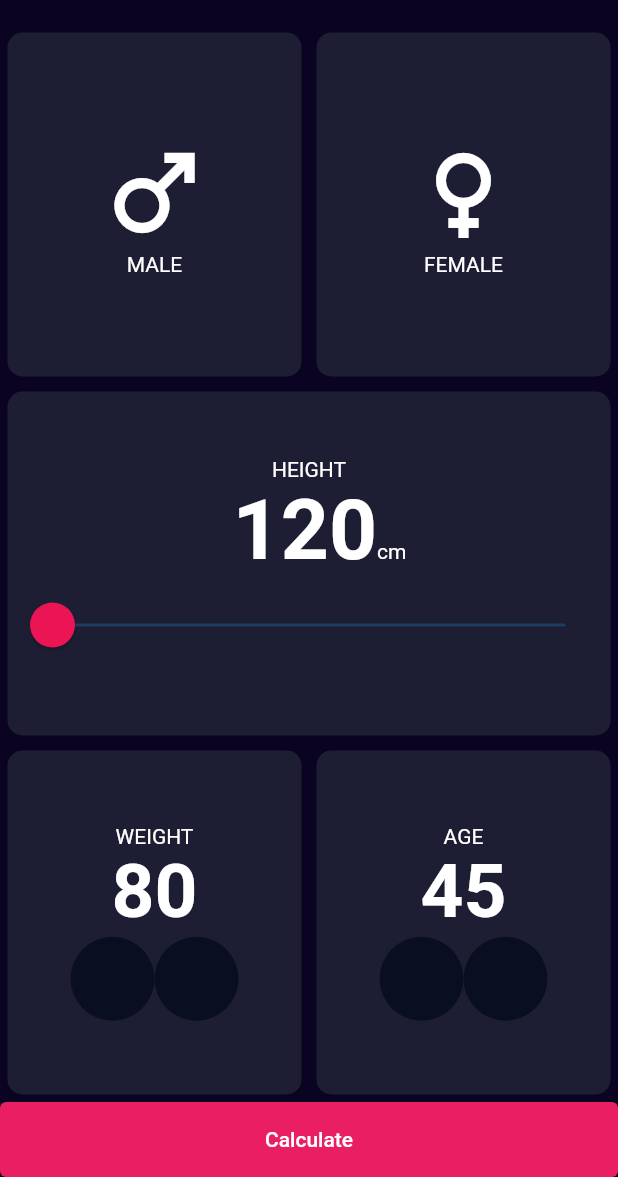
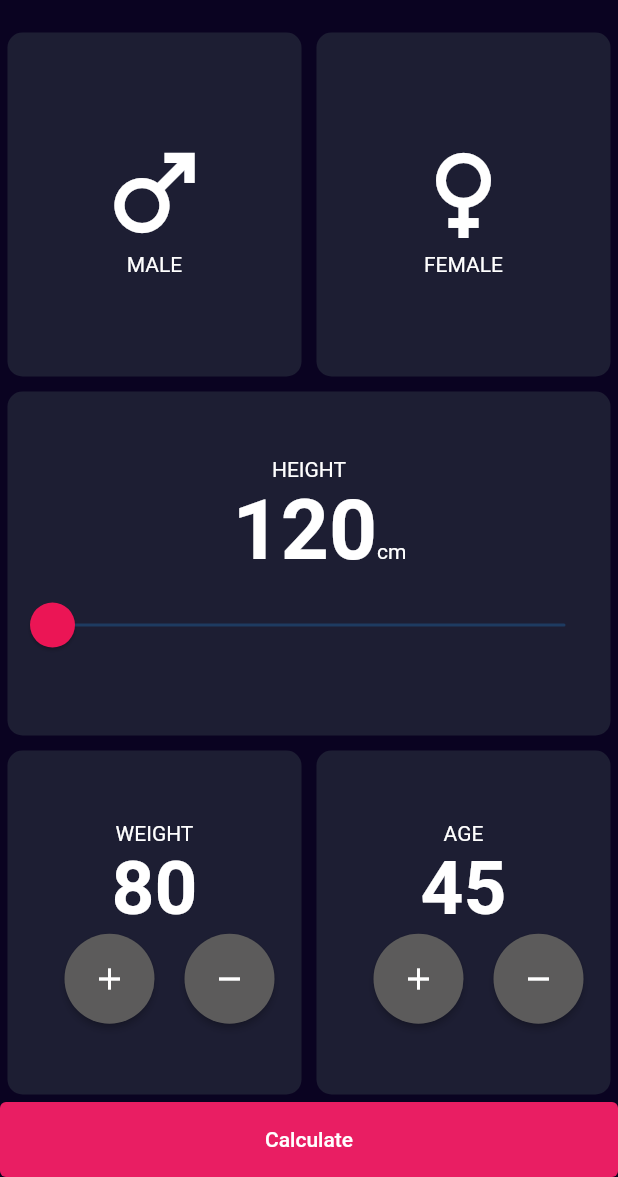
Before and after one commit to zharkynai13/Flutter-bilim, a Flutter app: the screen it shows after launch, on a phone screen of 412 x 824 dp, the part 59-1236 px from its top. Run offline on Flutter 3.47's test engine with Material 2 defaults, Android fonts, the phone set to English and light mode, and no system bars.

Commit message:
add buttons style

```diff
--- a/bmi_calculator_hw8/lib/components/raund_btn.dart
+++ b/bmi_calculator_hw8/lib/components/raund_btn.dart
@@ -2,15 +2,15 @@ import 'package:flutter/material.dart';
 
 class RauntedBTN extends StatelessWidget {
   final IconData icon;
-  final Function(int) remove;
-  final Function(int) add;
-  final int value;
+  // final Function(int) remove;
+  // final Function(int) add;
+  // final int value;
   final Color color;
   const RauntedBTN({super.key,
   required this.icon,
-  required this.remove,
-  required this.add,
-  required this.value,
+  // required this.remove,
+  // required this.add,
+  // required this.value,
   required this.color});
 
   @override
@@ -18,7 +18,7 @@ class RauntedBTN extends StatelessWidget {
     return Row(
       children: [
         RawMaterialButton(
-          onPressed:  () => remove(value - 1),
+          onPressed:  () => {},
           elevation: 0,
           constraints: const BoxConstraints.tightFor(height: 56,width: 56),
           shape:  CircleBorder(),
--- a/bmi_calculator_hw8/lib/view/home.dart
+++ b/bmi_calculator_hw8/lib/view/home.dart
@@ -15,6 +15,34 @@ class _HomePageState extends State<HomePage> {
 int _height = 120;
 int _weight = 80;
 int _age = 45;
+
+  void incrementAge() {
+    setState(() {
+      _age++;
+    });
+  }
+
+  void decrementAge() {
+    setState(() {
+      if (_age > 1) {
+        _age--;
+      }
+    });
+  }
+
+  void incrementWeight() {
+    setState(() {
+      _weight++;
+    });
+  }
+
+  void decrementWeight() {
+    setState(() {
+      if (_weight > 1) {
+        _weight--;
+      }
+    });
+  }
   @override
   Widget build(BuildContext context) {
     return Scaffold(
@@ -110,29 +138,43 @@ int _age = 45;
                       fontWeight: FontWeight.bold),
                       ),
                     ),
-
                     Row(
               mainAxisAlignment: MainAxisAlignment.center,
               children: [
-                        RauntedBTN(icon: Icons.add,
-                          value: _weight,
-                         add: (m){
-                          setState(() {
-                            _weight = m;
-                          });
-                         },
-                          color: Color(0xff0A0E21), remove: (int ) {  },),
-                          RauntedBTN(icon: Icons.remove_outlined,
-                         value: _weight,
-                        remove: (m){
-                          setState(() {
-                            _weight = m;
-                          });
-                         },
-                          color: Color(0xff0A0E21), add: (int ) {  },),
+                const SizedBox(width: 20),
+                Container(
+                width: 60,
+                height: 60,
+                child: ElevatedButton(
+                   style: ElevatedButton.styleFrom(
+                    shape: RoundedRectangleBorder(borderRadius: BorderRadius.circular(45)),
+                    backgroundColor: Color(0xff5C5B5B),
+                  ),
+                  onPressed: () => incrementWeight(),
+                  child: const Icon(Icons.add,),
+                ),
+             ),
+
+                const SizedBox(width: 20),
+                   Container(
+                width: 60,
+                height: 60,
+                child: ElevatedButton(
+                  style: ElevatedButton.styleFrom(
+                    shape: RoundedRectangleBorder(borderRadius: BorderRadius.circular(45)),
+                    backgroundColor: Color(0xff5C5B5B),
+                  ),
+                  onPressed: () => decrementWeight(),
+                  child: const Icon(Icons.remove,),
+                ),
+             ),
+
+                // ElevatedButton(
+                //   onPressed: () => decrementWeight(),
+                //   child: const Icon(Icons.remove,size: 45,),
+                // ),
               ],
             ),
-
           ],
         ),
       ),
@@ -154,29 +196,69 @@ int _age = 45;
             Row(
               mainAxisAlignment: MainAxisAlignment.center,
               children: [
-                        RauntedBTN(icon: Icons.add_outlined,
-                        value: _age,
-                         add: (m){
-                        setState(() {
-                          if(_age>10) {
-                            _age ++;
-                          }
-                        });
-                         },
-                          color: const Color(0xff0A0E21), remove: (int ) {},
+            const SizedBox(width: 20),
+            Container(
+                width: 60,
+                height: 60,
+                child: ElevatedButton(
+                  style: ElevatedButton.styleFrom(
+                    shape: RoundedRectangleBorder(borderRadius: BorderRadius.circular(45)),
+                    backgroundColor: Color(0xff5C5B5B)
+                  ),
+                  onPressed: () => incrementAge(),
+                  child: const Icon(Icons.add,),
+                ),
+             ),
+                // ElevatedButton(
+                //   onPressed: () => incrementAge(),
+                //   child: Icon(Icons.add),
+                // ),
+                const SizedBox(width: 20),
+            Container(
+                width: 60,
+                height: 60,
+                child: ElevatedButton(
+                  style: ElevatedButton.styleFrom(
+                    shape: RoundedRectangleBorder(borderRadius: BorderRadius.circular(45)),
+                    backgroundColor: Color(0xff5C5B5B)
+                  ),
+                  onPressed: () => decrementAge(),
+                  child: const Icon(Icons.remove,),
+                ),
+             ),
+                // ElevatedButton(
+                //   onPressed: () => decrementAge(),
+                //   child: Icon(Icons.remove),
+                // ),
+              ],
             ),
 
-                          RauntedBTN(icon: Icons.remove_outlined,
-                          value: _age,
-                         remove: (m){
-                          setState(() {
-                            _age = m;
-                          });
-                         },
-                          color: const Color(0xff0A0E21), add: (int) {},
-                          ),
-                      ],
-                    ),
+                    // Row(
+                    //   mainAxisAlignment: MainAxisAlignment.center,
+                    //   children: [
+                    //     RauntedBTN(icon: Icons.add_outlined,
+                    //     value: _age,
+                    //      add: (m){
+                    //     setState(() {
+                    //       if(_age>10) {
+                    //         _age ++;
+                    //       }
+                    //     });
+                    //      },
+                    //       color: const Color(0xff0A0E21), remove: (int ) {},
+                    //       ),
+
+                    //       RauntedBTN(icon: Icons.remove_outlined,
+                    //       value: _age,
+                    //      remove: (m){
+                    //       setState(() {
+                    //         _age = m;
+                    //       });
+                    //      },
+                    //       color: const Color(0xff0A0E21), add: (int) {},
+                    //       ),
+                    //   ],
+                    // ),
 
                   ],
                 ),
```
Also changed, not shown: 1 other file. Lines whose indentation alone changed are shown as unchanged.
